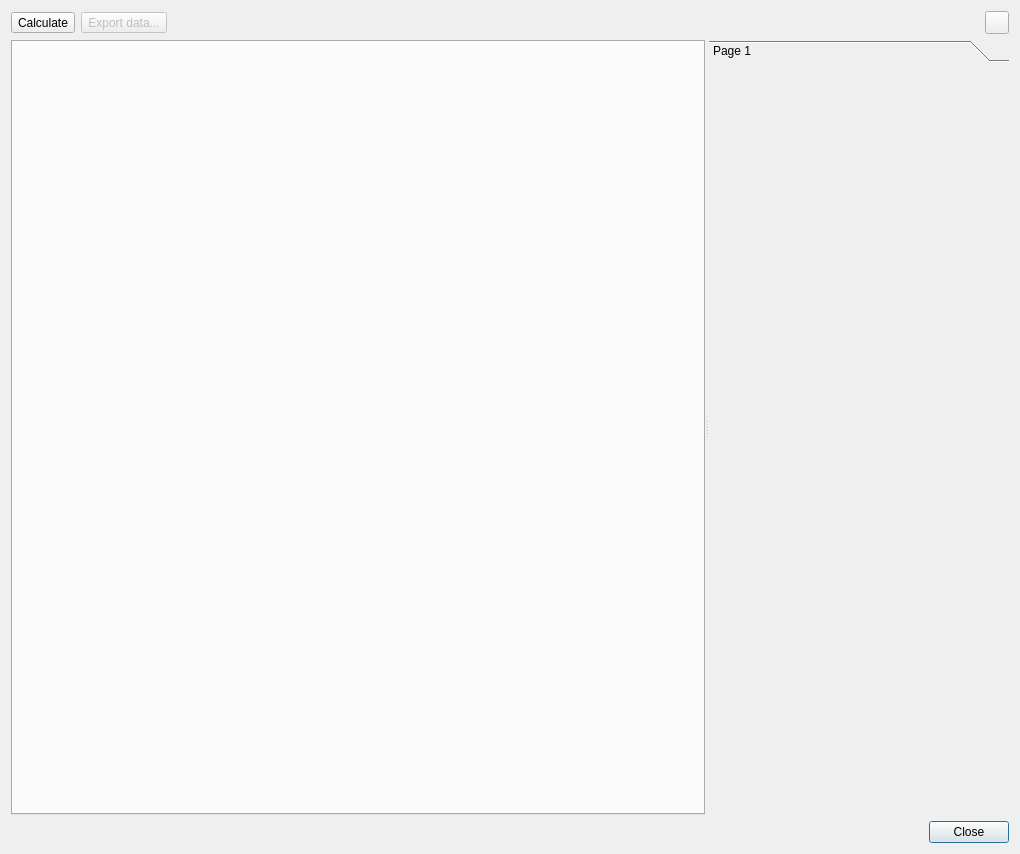
This is tse_analytics/modules/phenomaster/submodules/drinkfeed/views/drinkfeed_dialog.ui in TSE-Systems/tse-analytics as Qt 5 draws it before an edit. The edited form follows.
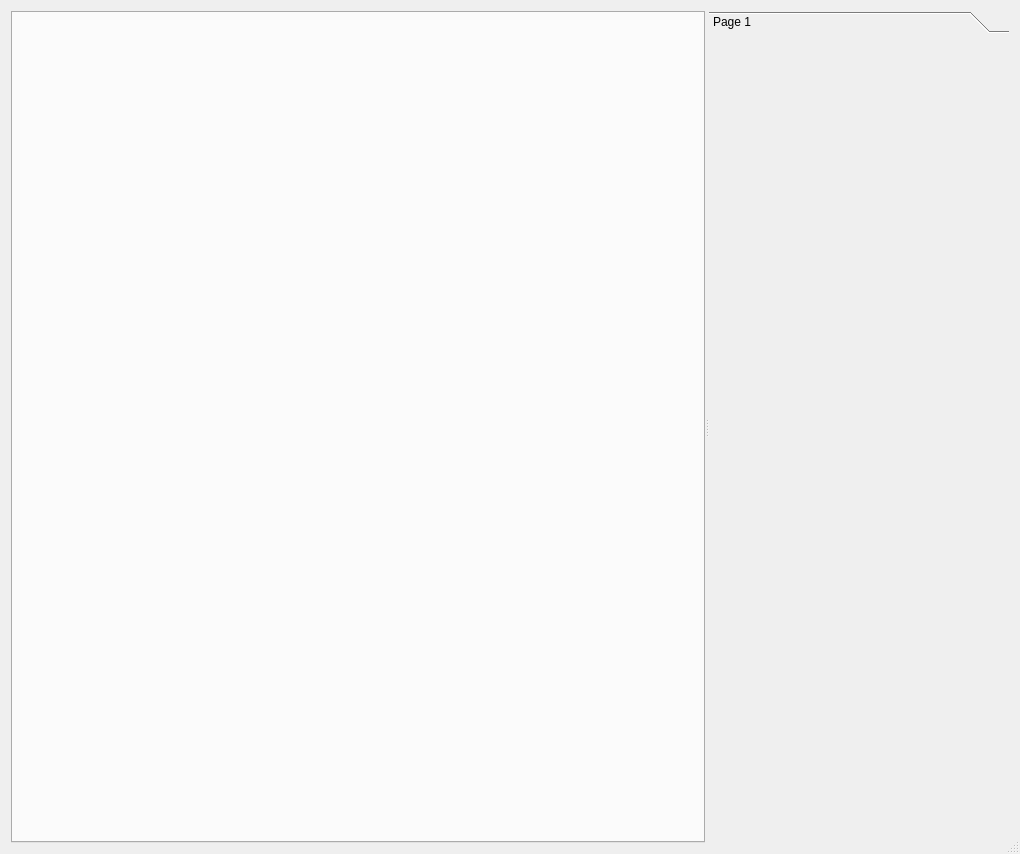
This is the edited form. Icons and pictures are not drawn.

The edit to the form file:
```diff
--- a/tse_analytics/modules/phenomaster/submodules/drinkfeed/views/drinkfeed_dialog.ui
+++ b/tse_analytics/modules/phenomaster/submodules/drinkfeed/views/drinkfeed_dialog.ui
@@ -13,63 +13,10 @@
   <property name="windowTitle">
    <string>DrinkFeed</string>
   </property>
+  <property name="sizeGripEnabled">
+   <bool>true</bool>
+  </property>
   <layout class="QVBoxLayout" name="verticalLayout">
-   <item>
-    <layout class="QHBoxLayout" name="toolbarLayout">
-     <item>
-      <widget class="QToolButton" name="toolButtonCalculate">
-       <property name="text">
-        <string>Calculate</string>
-       </property>
-       <property name="icon">
-        <iconset resource="../../../../../../resources/resources.qrc">
-         <normaloff>:/icons/icons8-scales-16.png</normaloff>:/icons/icons8-scales-16.png</iconset>
-       </property>
-       <property name="toolButtonStyle">
-        <enum>Qt::ToolButtonStyle::ToolButtonTextBesideIcon</enum>
-       </property>
-      </widget>
-     </item>
-     <item>
-      <widget class="QToolButton" name="toolButtonExport">
-       <property name="enabled">
-        <bool>false</bool>
-       </property>
-       <property name="text">
-        <string>Export data...</string>
-       </property>
-       <property name="icon">
-        <iconset resource="../../../../../../resources/resources.qrc">
-         <normaloff>:/icons/icons8-export-16.png</normaloff>:/icons/icons8-export-16.png</iconset>
-       </property>
-       <property name="toolButtonStyle">
-        <enum>Qt::ToolButtonStyle::ToolButtonTextBesideIcon</enum>
-       </property>
-      </widget>
-     </item>
-     <item>
-      <spacer name="horizontalSpacer">
-       <property name="orientation">
-        <enum>Qt::Orientation::Horizontal</enum>
-       </property>
-       <property name="sizeHint" stdset="0">
-        <size>
-         <width>40</width>
-         <height>20</height>
-        </size>
-       </property>
-      </spacer>
-     </item>
-     <item>
-      <widget class="QToolButton" name="toolButtonHelp">
-       <property name="icon">
-        <iconset resource="../../../../../../resources/resources.qrc">
-         <normaloff>:/icons/icons8-help-16.png</normaloff>:/icons/icons8-help-16.png</iconset>
-       </property>
-      </widget>
-     </item>
-    </layout>
-   </item>
    <item>
     <widget class="QSplitter" name="splitter">
      <property name="sizePolicy">
@@ -99,7 +46,7 @@
          <x>0</x>
          <y>0</y>
          <width>300</width>
-         <height>745</height>
+         <height>806</height>
         </rect>
        </property>
        <attribute name="label">
@@ -109,16 +56,6 @@
      </widget>
     </widget>
    </item>
-   <item>
-    <widget class="QDialogButtonBox" name="buttonBox">
-     <property name="orientation">
-      <enum>Qt::Orientation::Horizontal</enum>
-     </property>
-     <property name="standardButtons">
-      <set>QDialogButtonBox::StandardButton::Close</set>
-     </property>
-    </widget>
-   </item>
   </layout>
  </widget>
  <resources>
```
Left out of the diff: 36 changed lines with no effect on the pictures.
